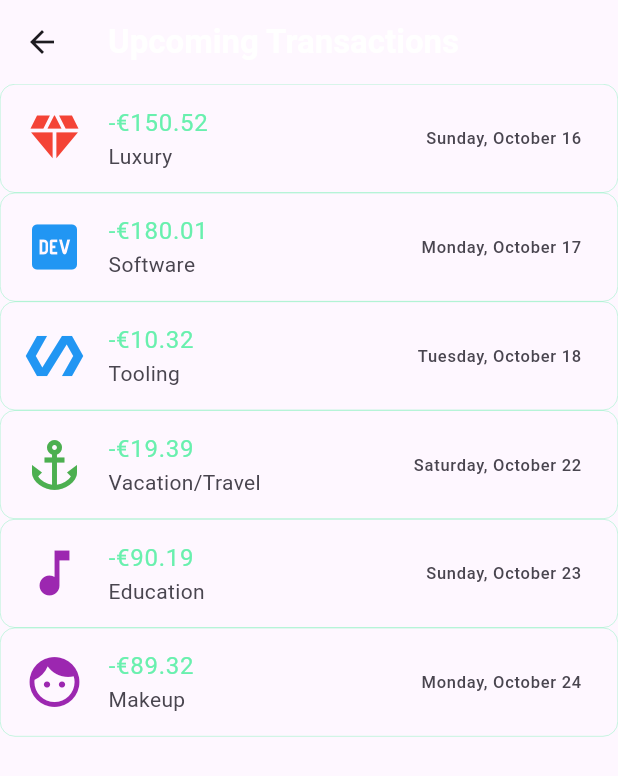
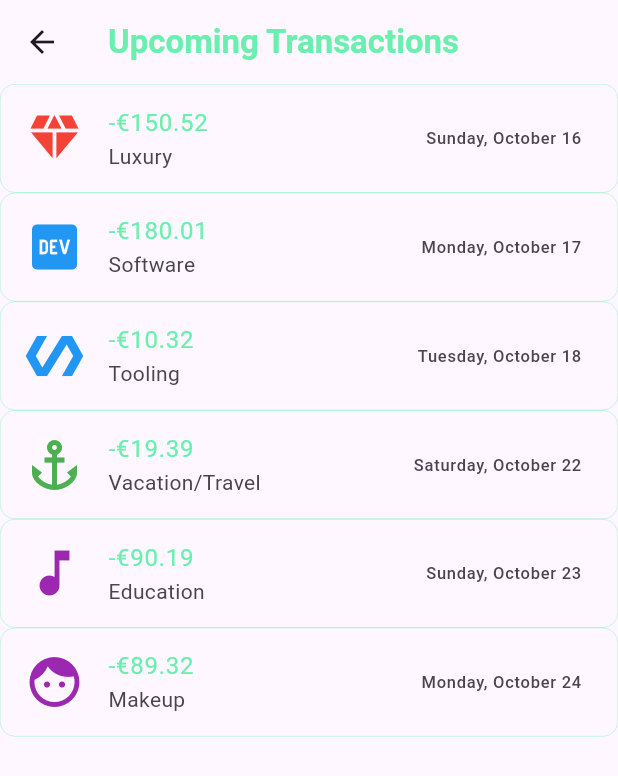
Before and after one commit to DEADPOOLpv/FinanceManager_WebDev_Prototype, a Flutter app: the screen it shows after launch, after a tap on "-€540.26", on a phone screen of 412 x 824 dp. Shown: the top 776 px of the screen. Run offline on Flutter 3.47's test engine with Material 3 defaults, Android fonts, the phone set to English and light mode, and no system bars.

Commit message:
Ui Color Changes

```diff
--- a/lib/mainPages/AccountPage.dart
+++ b/lib/mainPages/AccountPage.dart
@@ -23,7 +23,7 @@ class _AccountPageState extends State<AccountPage> {
             child: Text(
               "My Account",
               style: TextStyle(
-                  color: Colors.black,
+                  color: Colors.greenAccent,
                   fontWeight: FontWeight.bold,
                   fontSize: 18),
             ),
--- a/lib/mainPages/HomePage.dart
+++ b/lib/mainPages/HomePage.dart
@@ -52,7 +52,7 @@ class _HomePageState extends State<HomePage> {
                         child: Align(
                             alignment: Alignment.center,
                             child: Text(
-                              "Payday in a week",
+                              "Add Expense",
                               style: TextStyle(
                                   fontSize: 14,
                                   fontWeight: FontWeight.bold,
--- a/lib/mainPages/transactionsPage.dart
+++ b/lib/mainPages/transactionsPage.dart
@@ -20,7 +20,7 @@ class _PastTransactionsPageState extends State<PastTransactionsPage> {
         // ignore: prefer_const_constructors
         title: Text(
           "Past Transactions",
-          style: TextStyle(color: Colors.white, fontWeight: FontWeight.bold),
+          style: TextStyle(color: Colors.greenAccent, fontWeight: FontWeight.bold),
         ),
       ),
       body: (Container(child: UpcomingTransactionsList())),
--- a/lib/mainPages/upcomingTransactionsPage.dart
+++ b/lib/mainPages/upcomingTransactionsPage.dart
@@ -19,7 +19,7 @@ class _TransactionPageState extends State<TransactionPage> {
       appBar: AppBar(
         title: const Text(
           "Upcoming Transactions",
-          style: TextStyle(color: Colors.white, fontWeight: FontWeight.bold),
+          style: TextStyle(color: Colors.greenAccent, fontWeight: FontWeight.bold),
         ),
       ),
       body: (Container(child: const PastTransactionsList())),
```
